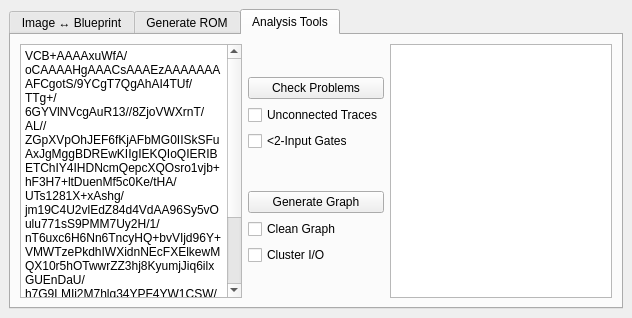
JC3/vcbtool, file mainwindow.ui: the form before one commit.
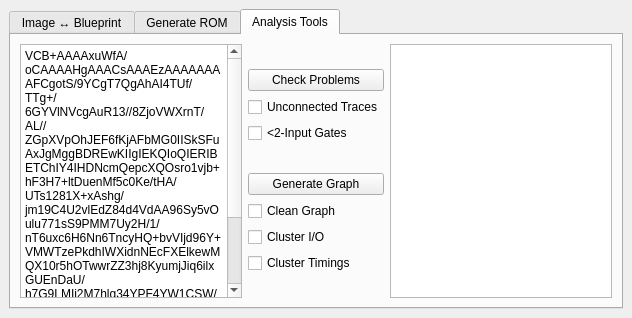
The form after the commit.

Commit message:
timing analysis
sort of

Patch:
```diff
--- a/mainwindow.ui
+++ b/mainwindow.ui
@@ -410,6 +410,13 @@
             </property>
            </widget>
           </item>
+          <item>
+           <widget class="QCheckBox" name="chkClusterTiming">
+            <property name="text">
+             <string>Cluster Timings</string>
+            </property>
+           </widget>
+          </item>
           <item>
            <spacer name="verticalSpacer_4">
             <property name="orientation">
```
The commit also changes 3 other files.
